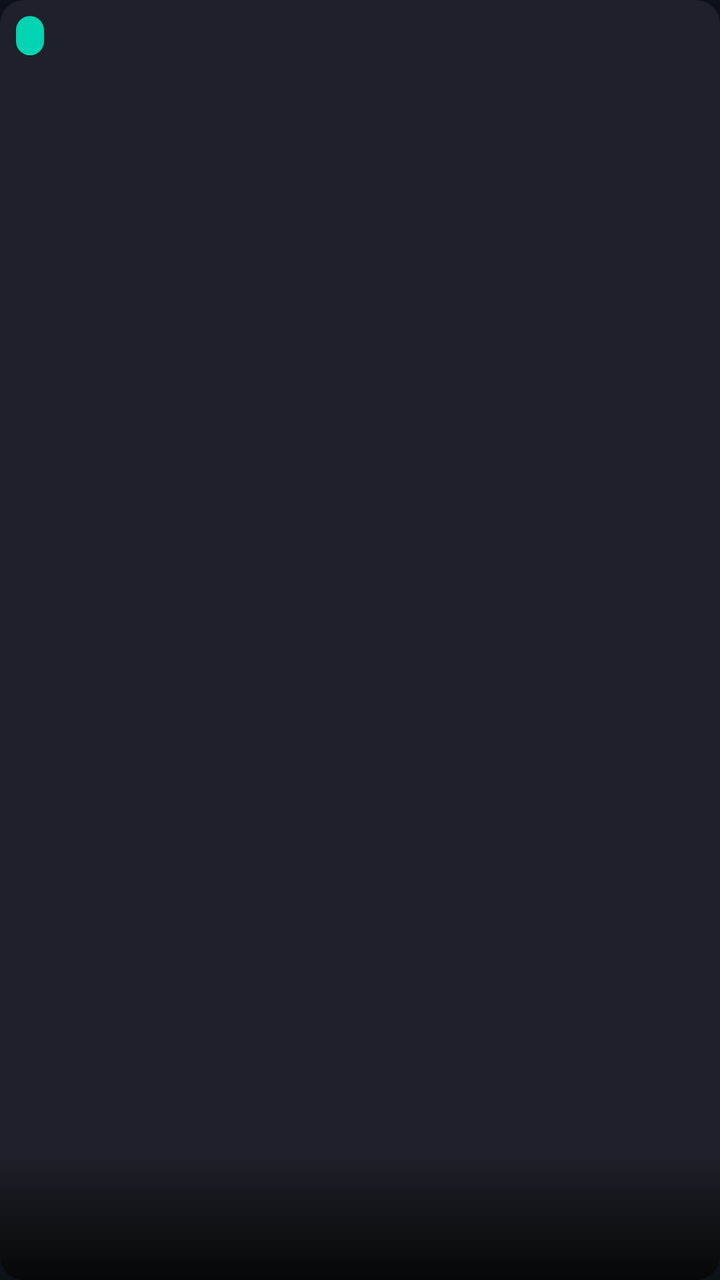
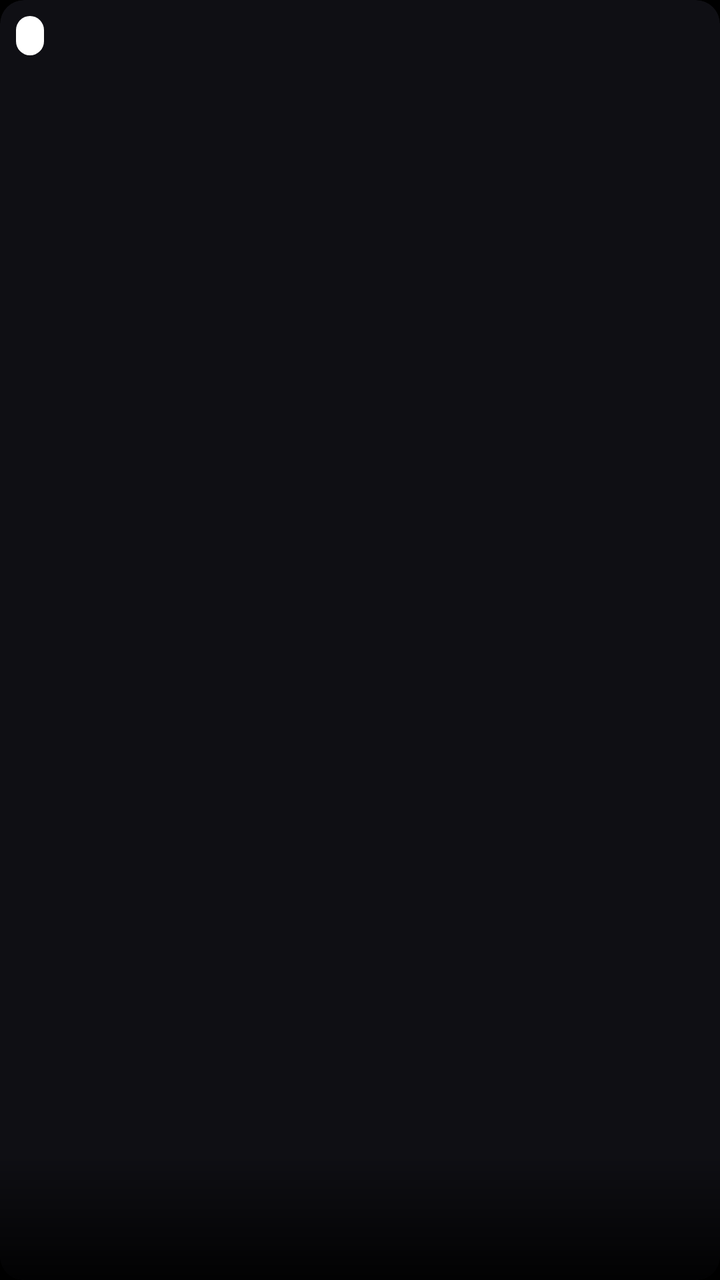

Before-and-after screenshots of an Android layout around one commit, followed by the original layout XML and the change that was made.
<!-- AndroidManifest.xml: application theme Theme.Animarvle -->
<!-- res/layout/item_my_list_cover_only.xml -->
<?xml version="1.0" encoding="utf-8"?>
<com.google.android.material.card.MaterialCardView
    xmlns:android="http://schemas.android.com/apk/res/android"
    xmlns:app="http://schemas.android.com/apk/res-auto"
    android:layout_width="match_parent"
    android:layout_height="220dp"
    android:layout_margin="5dp"
    app:cardBackgroundColor="@color/surface"
    app:cardCornerRadius="12dp"
    app:cardElevation="0dp"
    app:strokeWidth="0dp">

    <FrameLayout
        android:layout_width="match_parent"
        android:layout_height="match_parent">

        <ImageView
            android:id="@+id/poster"
            android:layout_width="match_parent"
            android:layout_height="match_parent"
            android:contentDescription="@null"
            android:scaleType="centerCrop" />

        
        <View
            android:layout_width="match_parent"
            android:layout_height="64dp"
            android:layout_gravity="bottom"
            android:background="@drawable/bg_player_scrim_bottom" />

        <TextView
            android:id="@+id/statusBadge"
            android:layout_width="wrap_content"
            android:layout_height="wrap_content"
            android:layout_gravity="top|start"
            android:layout_margin="8dp"
            android:background="@drawable/bg_badge_accent"
            android:paddingHorizontal="7dp"
            android:paddingVertical="3dp"
            android:textColor="#FFFFFF"
            android:textSize="10sp"
            android:textStyle="bold" />

        <TextView
            android:id="@+id/scoreBadge"
            android:layout_width="wrap_content"
            android:layout_height="wrap_content"
            android:layout_gravity="top|end"
            android:layout_margin="8dp"
            android:background="@drawable/bg_badge_dark"
            android:paddingHorizontal="6dp"
            android:paddingVertical="2dp"
            android:textColor="#FFFFFF"
            android:textSize="11sp"
            android:textStyle="bold"
            android:visibility="gone" />

        <ProgressBar
            android:id="@+id/progressBar"
            style="@style/Widget.AppCompat.ProgressBar.Horizontal"
            android:layout_width="match_parent"
            android:layout_height="3dp"
            android:layout_gravity="bottom"
            android:progressDrawable="@drawable/bg_progress_horizontal"
            android:visibility="gone" />

        <TextView
            android:id="@+id/title"
            android:layout_width="match_parent"
            android:layout_height="wrap_content"
            android:layout_gravity="bottom"
            android:ellipsize="end"
            android:maxLines="1"
            android:padding="8dp"
            android:textColor="#FFFFFF"
            android:textSize="12sp"
            android:textStyle="bold" />

        
        <TextView
            android:id="@+id/progressText"
            android:layout_width="wrap_content"
            android:layout_height="wrap_content"
            android:visibility="gone" />

    </FrameLayout>
</com.google.android.material.card.MaterialCardView>
<!-- resources referenced by this layout -->
<resources>
  <color name="surface">#1E2129</color>
  <!-- drawable bg_badge_accent (drawable) -->
  <?xml version="1.0" encoding="utf-8"?>
  <shape xmlns:android="http://schemas.android.com/apk/res/android" android:shape="rectangle">
      <solid android:color="?attr/colorPrimary" />
      <corners android:radius="8dp" />
  </shape>
  <!-- drawable bg_badge_dark (drawable) -->
  <?xml version="1.0" encoding="utf-8"?>
  <shape xmlns:android="http://schemas.android.com/apk/res/android" android:shape="rectangle">
      <solid android:color="#B3000000" />
      <corners android:radius="8dp" />
  </shape>
  <!-- drawable bg_player_scrim_bottom (drawable) -->
  <?xml version="1.0" encoding="utf-8"?>
  <shape xmlns:android="http://schemas.android.com/apk/res/android" android:shape="rectangle">
      <gradient
          android:angle="90"
          android:startColor="#CC000000"
          android:endColor="#00000000" />
  </shape>
  <!-- drawable bg_progress_horizontal (drawable) -->
  <?xml version="1.0" encoding="utf-8"?>
  <layer-list xmlns:android="http://schemas.android.com/apk/res/android">
      <item android:id="@android:id/background">
          <color android:color="#33FFFFFF" />
      </item>
      <item android:id="@android:id/progress">
          <scale
              android:scaleWidth="100%"
              android:drawable="@drawable/bg_progress_fill" />
      </item>
  </layer-list>
  <style name="Theme.Animarvle" parent="Theme.Material3.Dark.NoActionBar">
          <item name="colorPrimary">@color/accent</item>
          <item name="colorOnPrimary">@color/on_bg</item>
          <item name="colorSurface">@color/surface</item>
          <item name="colorSurfaceVariant">@color/surface_variant</item>
          <item name="colorOnSurface">@color/on_bg</item>
          <item name="colorOnSurfaceVariant">@color/on_bg_muted</item>
          <item name="android:windowBackground">@color/bg</item>
          <item name="android:statusBarColor">@color/bg</item>
          <item name="android:navigationBarColor">@android:color/transparent</item>
          <item name="android:enforceNavigationBarContrast">false</item>
      </style>
  <!-- drawable bg_progress_fill (drawable) -->
  <?xml version="1.0" encoding="utf-8"?>
  <shape xmlns:android="http://schemas.android.com/apk/res/android">
      <solid android:color="?attr/colorPrimary" />
  </shape>
  <color name="accent">@color/cyan_accent</color>
  <color name="on_bg">#FFFFFF</color>
  <color name="surface_variant">#262A34</color>
  <color name="on_bg_muted">#A1A1A1</color>
  <color name="bg">@color/cyan_bg</color>
  <color name="cyan_accent">#00D4B2</color>
  <color name="cyan_bg">#0D1219</color>
</resources>

<!-- the commit's change to res/layout/item_my_list_cover_only.xml (unified diff, before → after) -->
@@ -37,7 +37,7 @@
             android:background="@drawable/bg_badge_accent"
             android:paddingHorizontal="7dp"
             android:paddingVertical="3dp"
-            android:textColor="#FFFFFF"
+            android:textColor="#000000"
             android:textSize="10sp"
             android:textStyle="bold" />
 
<!-- resource entries referenced after the edit -->
@@ -1,6 +1,6 @@
 <!-- resources referenced by this layout -->
 <resources>
-  <color name="surface">#1E2129</color>
+  <color name="surface">#0F0F14</color>
   <!-- drawable bg_badge_accent (drawable) -->
   <?xml version="1.0" encoding="utf-8"?>
   <shape xmlns:android="http://schemas.android.com/apk/res/android" android:shape="rectangle">
@@ -18,7 +18,8 @@
   <shape xmlns:android="http://schemas.android.com/apk/res/android" android:shape="rectangle">
       <gradient
           android:angle="90"
-          android:startColor="#CC000000"
+          android:startColor="#E6000000"
+          android:centerColor="#73000000"
           android:endColor="#00000000" />
   </shape>
   <!-- drawable bg_progress_horizontal (drawable) -->
@@ -35,7 +36,7 @@
   </layer-list>
   <style name="Theme.Animarvle" parent="Theme.Material3.Dark.NoActionBar">
           <item name="colorPrimary">@color/accent</item>
-          <item name="colorOnPrimary">@color/on_bg</item>
+          <item name="colorOnPrimary">#000000</item>
           <item name="colorSurface">@color/surface</item>
           <item name="colorSurfaceVariant">@color/surface_variant</item>
           <item name="colorOnSurface">@color/on_bg</item>
@@ -50,12 +51,10 @@
   <shape xmlns:android="http://schemas.android.com/apk/res/android">
       <solid android:color="?attr/colorPrimary" />
   </shape>
-  <color name="accent">@color/cyan_accent</color>
+  <color name="accent">#FFFFFF</color>
   <color name="on_bg">#FFFFFF</color>
-  <color name="surface_variant">#262A34</color>
-  <color name="on_bg_muted">#A1A1A1</color>
-  <color name="bg">@color/cyan_bg</color>
-  <color name="cyan_accent">#00D4B2</color>
-  <color name="cyan_bg">#0D1219</color>
+  <color name="surface_variant">#181820</color>
+  <color name="on_bg_muted">#9E9E9E</color>
+  <color name="bg">#000000</color>
 </resources>
 
